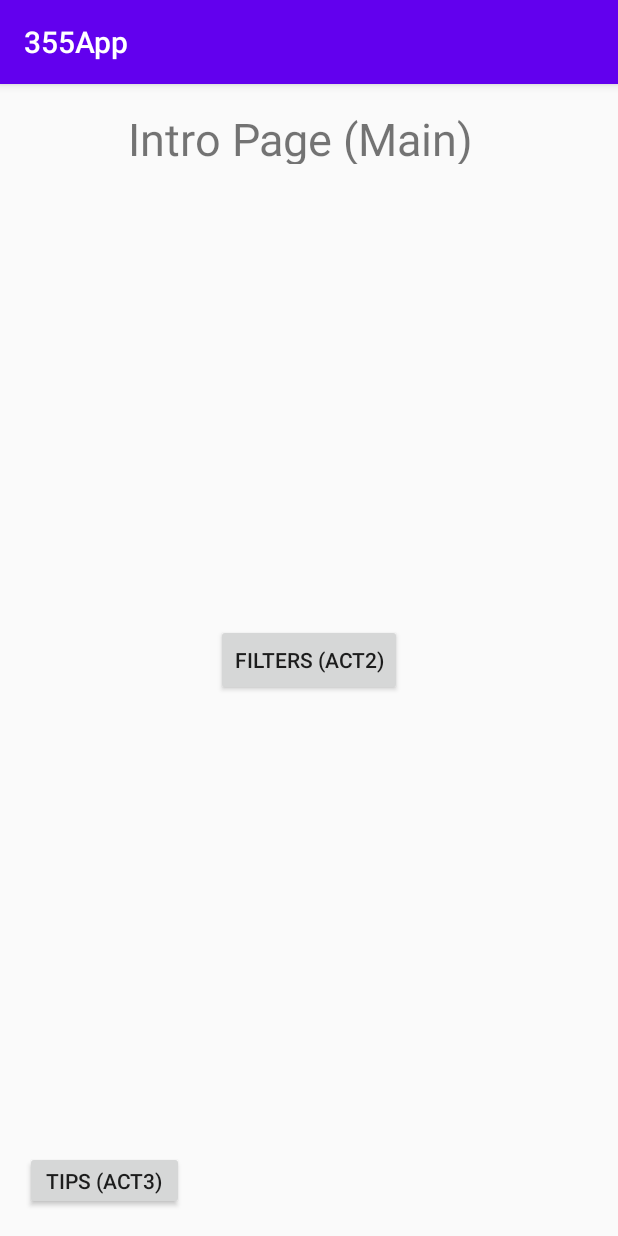
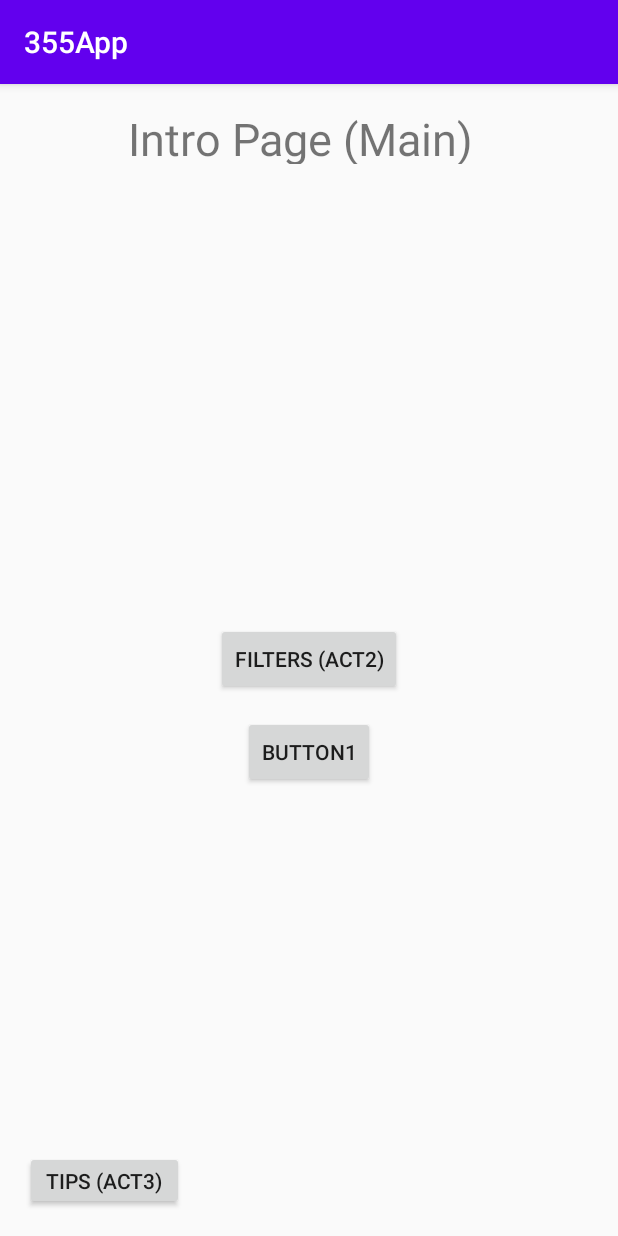
Before and after one commit to fowlerzw/355App, an Android app: the screen it shows after launch (MainActivity), on a phone screen of 412 x 824 dp. Run offline under Robolectric (Android 15) with nearby library versions, the light colour scheme and no system bars.

Commit message:
commit 1 for midterm branch question

```diff
--- a/355App/app/src/main/res/layout/activity_main.xml
+++ b/355App/app/src/main/res/layout/activity_main.xml
@@ -25,12 +25,13 @@
         android:id="@+id/button"
         android:layout_width="wrap_content"
         android:layout_height="wrap_content"
+        android:onClick="openActivity2"
         android:text="Filters (Act2)"
-        android:onClick="openActivity2"
         app:layout_constraintBottom_toBottomOf="parent"
         app:layout_constraintEnd_toEndOf="parent"
         app:layout_constraintStart_toStartOf="parent"
-        app:layout_constraintTop_toTopOf="parent" />
+        app:layout_constraintTop_toTopOf="parent"
+        app:layout_constraintVertical_bias="0.499" />
 
     <Button
         android:id="@+id/button2"
@@ -46,4 +47,15 @@
         app:layout_constraintTop_toTopOf="parent"
         app:layout_constraintVertical_bias="0.975" />
 
+    <Button
+        android:id="@+id/button20"
+        android:layout_width="wrap_content"
+        android:layout_height="wrap_content"
+        android:text="Button1"
+        app:layout_constraintBottom_toBottomOf="parent"
+        app:layout_constraintEnd_toEndOf="parent"
+        app:layout_constraintStart_toStartOf="parent"
+        app:layout_constraintTop_toTopOf="parent"
+        app:layout_constraintVertical_bias="0.585" />
+
 </androidx.constraintlayout.widget.ConstraintLayout>
```
